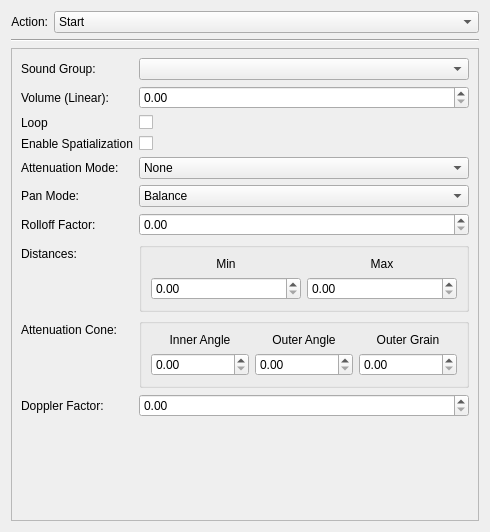
The window that Code/Source/Tools/ConnectionWidgets/AudioFileToTriggerParamsWidget.ui (hydexon/AudioEngineMA) describes before a commit, drawn with Qt 5.
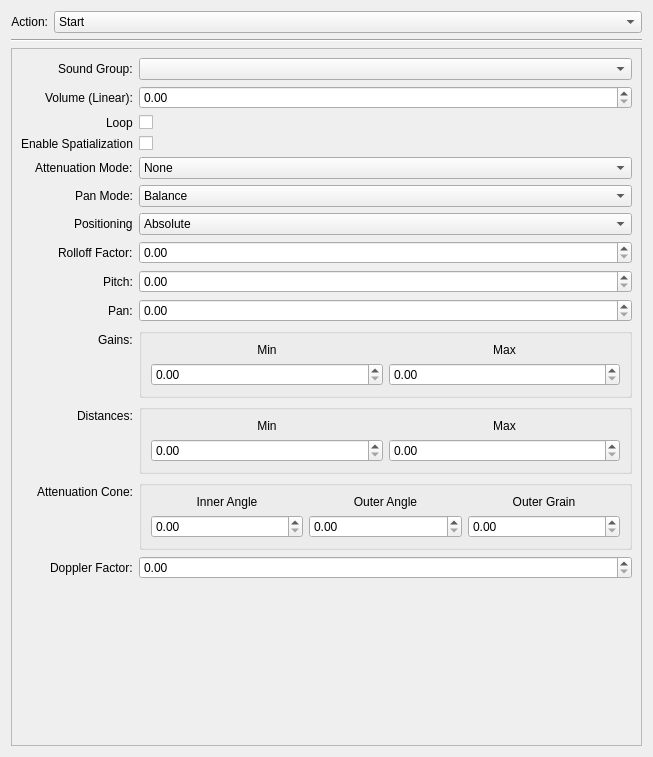
The same window after the commit.

Commit message: Working in the triggers, added Positioning parameters for MiniAudio.

Patch:
```diff
--- a/Code/Source/Tools/ConnectionWidgets/AudioFileToTriggerParamsWidget.ui
+++ b/Code/Source/Tools/ConnectionWidgets/AudioFileToTriggerParamsWidget.ui
@@ -6,14 +6,14 @@
    <rect>
     <x>0</x>
     <y>0</y>
-    <width>490</width>
-    <height>532</height>
+    <width>653</width>
+    <height>757</height>
    </rect>
   </property>
   <property name="windowTitle">
    <string>Form</string>
   </property>
-  <layout class="QVBoxLayout" name="verticalLayout_6">
+  <layout class="QVBoxLayout" name="verticalLayout_8">
    <item>
     <layout class="QHBoxLayout" name="horizontalLayout">
      <item>
@@ -74,6 +74,9 @@
       <enum>QFrame::Shadow::Raised</enum>
      </property>
      <layout class="QFormLayout" name="formLayout">
+      <property name="labelAlignment">
+       <set>Qt::AlignmentFlag::AlignRight|Qt::AlignmentFlag::AlignTrailing|Qt::AlignmentFlag::AlignVCenter</set>
+      </property>
       <item row="0" column="0">
        <widget class="QLabel" name="label_2">
         <property name="text">
@@ -181,24 +184,94 @@
         </item>
        </widget>
       </item>
-      <item row="6" column="0">
+      <item row="7" column="0">
        <widget class="QLabel" name="label_6">
         <property name="text">
          <string>Rolloff Factor:</string>
         </property>
        </widget>
       </item>
-      <item row="6" column="1">
+      <item row="7" column="1">
        <widget class="QDoubleSpinBox" name="dsb_rolloff"/>
       </item>
-      <item row="7" column="0">
+      <item row="8" column="0">
+       <widget class="QLabel" name="label_17">
+        <property name="text">
+         <string>Pitch:</string>
+        </property>
+       </widget>
+      </item>
+      <item row="8" column="1">
+       <widget class="QDoubleSpinBox" name="dsb_pitch"/>
+      </item>
+      <item row="9" column="0">
+       <widget class="QLabel" name="label_18">
+        <property name="text">
+         <string>Pan:</string>
+        </property>
+       </widget>
+      </item>
+      <item row="9" column="1">
+       <widget class="QDoubleSpinBox" name="dsb_pan"/>
+      </item>
+      <item row="10" column="0">
+       <widget class="QLabel" name="label_21">
+        <property name="text">
+         <string>Gains:</string>
+        </property>
+       </widget>
+      </item>
+      <item row="10" column="1">
+       <widget class="QGroupBox" name="groupBox_3">
+        <property name="title">
+         <string/>
+        </property>
+        <layout class="QHBoxLayout" name="horizontalLayout_4">
+         <item>
+          <layout class="QVBoxLayout" name="verticalLayout_6">
+           <item>
+            <widget class="QLabel" name="label_19">
+             <property name="text">
+              <string>Min</string>
+             </property>
+             <property name="alignment">
+              <set>Qt::AlignmentFlag::AlignCenter</set>
+             </property>
+            </widget>
+           </item>
+           <item>
+            <widget class="QDoubleSpinBox" name="dsb_gainsMin"/>
+           </item>
+          </layout>
+         </item>
+         <item>
+          <layout class="QVBoxLayout" name="verticalLayout_7">
+           <item>
+            <widget class="QLabel" name="label_20">
+             <property name="text">
+              <string>Max</string>
+             </property>
+             <property name="alignment">
+              <set>Qt::AlignmentFlag::AlignCenter</set>
+             </property>
+            </widget>
+           </item>
+           <item>
+            <widget class="QDoubleSpinBox" name="dsb_gainsMax"/>
+           </item>
+          </layout>
+         </item>
+        </layout>
+       </widget>
+      </item>
+      <item row="11" column="0">
        <widget class="QLabel" name="label_7">
         <property name="text">
          <string>Distances:</string>
         </property>
        </widget>
       </item>
-      <item row="7" column="1">
+      <item row="11" column="1">
        <widget class="QGroupBox" name="groupBox">
         <property name="title">
          <string/>
@@ -241,14 +314,14 @@
         </layout>
        </widget>
       </item>
-      <item row="8" column="0">
+      <item row="12" column="0">
        <widget class="QLabel" name="label_10">
         <property name="text">
          <string>Attenuation Cone:</string>
         </property>
        </widget>
       </item>
-      <item row="8" column="1">
+      <item row="12" column="1">
        <widget class="QGroupBox" name="groupBox_2">
         <property name="title">
          <string/>
@@ -308,16 +381,37 @@
         </layout>
        </widget>
       </item>
-      <item row="9" column="0">
+      <item row="13" column="0">
        <widget class="QLabel" name="label_14">
         <property name="text">
          <string>Doppler Factor:</string>
         </property>
        </widget>
       </item>
-      <item row="9" column="1">
+      <item row="13" column="1">
        <widget class="QDoubleSpinBox" name="dsb_dopplerFactor"/>
       </item>
+      <item row="6" column="0">
+       <widget class="QLabel" name="label_22">
+        <property name="text">
+         <string>Positioning</string>
+        </property>
+       </widget>
+      </item>
+      <item row="6" column="1">
+       <widget class="QComboBox" name="cb_positioning">
+        <item>
+         <property name="text">
+          <string>Absolute</string>
+         </property>
+        </item>
+        <item>
+         <property name="text">
+          <string>Relative</string>
+         </property>
+        </item>
+       </widget>
+      </item>
      </layout>
     </widget>
    </item>
```
The commit also changes 5 other files.
